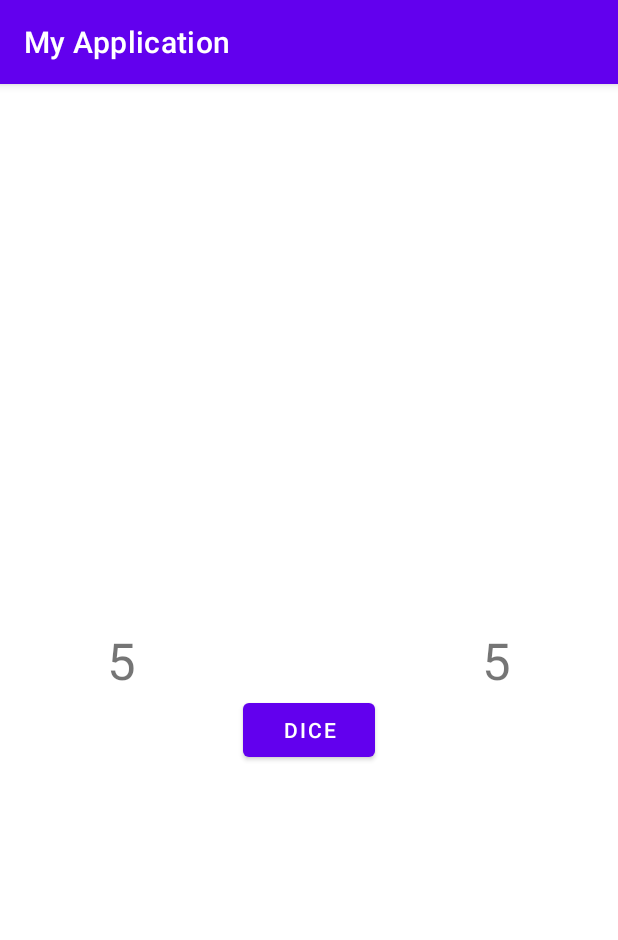
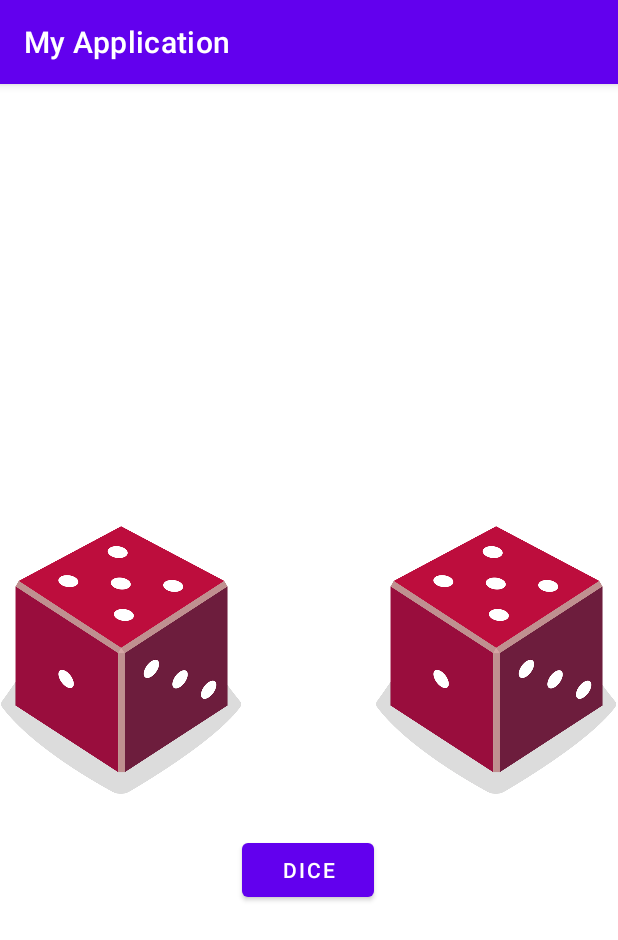
Before and after one commit to hanura13/KotlinCodeLab, an Android app: the screen it shows after launch (MainActivity), after a tap on "DICE", on a phone screen of 412 x 824 dp. Shown: the top 940 px of the screen. Run offline under Robolectric (Android 15) with nearby library versions, the phone set to English and light mode, and no system bars.

Commit message:
Add 2 Dice Roll image

```diff
--- a/app/src/main/java/com/sundev/myapplication/MainActivity.kt
+++ b/app/src/main/java/com/sundev/myapplication/MainActivity.kt
@@ -3,6 +3,7 @@ package com.sundev.myapplication
 import androidx.appcompat.app.AppCompatActivity
 import android.os.Bundle
 import android.widget.Button
+import android.widget.ImageView
 import android.widget.TextView
 
 class MainActivity : AppCompatActivity() {
@@ -11,22 +12,55 @@ class MainActivity : AppCompatActivity() {
         setContentView(R.layout.activity_main)
 
         val diceButton: Button = findViewById(R.id.button)
-        diceButton.setOnClickListener {
-            rollDice()
-        }
+        diceButton.setOnClickListener {rollDice()}
+
+        rollDice()
 
     }
 
     private fun rollDice() {
-        val dice1 = Dice(6)
-        val diceroll = dice1.roll()
-        val textDice1: TextView = findViewById(R.id.textView)
-        textDice1.text = diceroll.toString()
+        // Create new Dice object with 6 sides and roll the dice
+        val dice = Dice(6)
+        val diceRoll = dice.roll()
 
         val dice2 = Dice(6)
-        val diceroll2 = dice2.roll()
-        val textDice2: TextView = findViewById(R.id.textView2)
-        textDice2.text = diceroll2.toString()
+        val diceRoll2 = dice2.roll()
+
+
+        // Find the ImageView in the layout
+        val diceImage: ImageView = findViewById(R.id.imageView)
+        val dice2Image: ImageView = findViewById(R.id.imageView2)
+
+
+        // Determine which drawable resource ID to use based on the dice roll
+        val drawableResource = when (diceRoll) {
+            1 -> R.drawable.dice_1
+            2 -> R.drawable.dice_2
+            3 -> R.drawable.dice_3
+            4 -> R.drawable.dice_4
+            5 -> R.drawable.dice_5
+            6 -> R.drawable.dice_6
+            else -> {R.drawable.dice_1}
+        }
+        val drawableResource2 = when (diceRoll2) {
+            1 -> R.drawable.dice_1
+            2 -> R.drawable.dice_2
+            3 -> R.drawable.dice_3
+            4 -> R.drawable.dice_4
+            5 -> R.drawable.dice_5
+            6 -> R.drawable.dice_6
+            else -> {R.drawable.dice_1}
+        }
+
+        // Update the ImageView with the correct drawable resource ID
+        diceImage.setImageResource(drawableResource)
+        dice2Image.setImageResource(drawableResource2)
+
+
+        // Update the content description
+        diceImage.contentDescription = diceRoll.toString()
+        dice2Image.contentDescription = diceRoll2.toString()
+
     }
 }
 
--- a/app/src/main/res/layout/activity_main.xml
+++ b/app/src/main/res/layout/activity_main.xml
@@ -6,35 +6,37 @@
     android:layout_height="match_parent"
     tools:context=".MainActivity">
 
-    <TextView
-        android:id="@+id/textView"
+    <Button
+        android:id="@+id/button"
         android:layout_width="wrap_content"
         android:layout_height="wrap_content"
-        android:textSize="34sp"
+        android:layout_marginTop="16dp"
+        android:text="@string/dice"
+        app:layout_constraintEnd_toEndOf="parent"
+        app:layout_constraintHorizontal_bias="0.498"
+        app:layout_constraintStart_toStartOf="parent"
+        app:layout_constraintTop_toBottomOf="@+id/imageView" />
+
+    <ImageView
+        android:id="@+id/imageView"
+        android:layout_width="160dp"
+        android:layout_height="200dp"
         app:layout_constraintBottom_toBottomOf="parent"
         app:layout_constraintEnd_toStartOf="@+id/button"
         app:layout_constraintStart_toStartOf="parent"
         app:layout_constraintTop_toTopOf="parent"
-        tools:text="1" />
+        tools:srcCompat="@drawable/dice_1"
+        android:contentDescription="@string/todo" />
 
-    <Button
-        android:id="@+id/button"
-        android:layout_width="wrap_content"
-        android:layout_height="wrap_content"
-        android:text="Dice"
-        app:layout_constraintEnd_toEndOf="parent"
-        app:layout_constraintStart_toStartOf="parent"
-        app:layout_constraintTop_toBottomOf="@+id/textView" />
-
-    <TextView
-        android:id="@+id/textView2"
-        android:layout_width="wrap_content"
-        android:layout_height="wrap_content"
-        android:textSize="34sp"
+    <ImageView
+        android:id="@+id/imageView2"
+        android:layout_width="160dp"
+        android:layout_height="200dp"
         app:layout_constraintBottom_toBottomOf="parent"
         app:layout_constraintEnd_toEndOf="parent"
         app:layout_constraintStart_toEndOf="@+id/button"
         app:layout_constraintTop_toTopOf="parent"
-        tools:text="2" />
+        app:srcCompat="@drawable/dice_1"
+        android:contentDescription="@string/todo" />
 
 </androidx.constraintlayout.widget.ConstraintLayout>
--- a/app/src/main/res/values/strings.xml
+++ b/app/src/main/res/values/strings.xml
@@ -1,3 +1,5 @@
 <resources>
     <string name="app_name">My Application</string>
+    <string name="dice">Dice</string>
+    <string name="todo">TODO</string>
 </resources>
```
Also changed, not shown: app/src/main/res/drawable/dice_1.png (added), app/src/main/res/drawable/dice_2.png (added), app/src/main/res/drawable/dice_3.png (added), app/src/main/res/drawable/dice_4.png (added), app/src/main/res/drawable/dice_5.png (added), app/src/main/res/drawable/dice_6.png (added).
